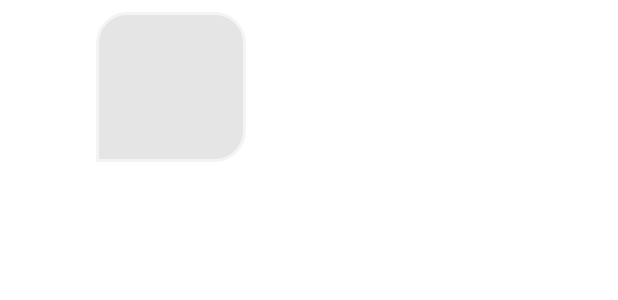
After one commit to Alisashala/BeSammenProjekt, an Android app: the layout item_chat_message_received.xml on its own in the app's theme, with its tools: preview values and no code run, on a phone screen of 412 x 824 dp. The commit adds this screen. Shown: the top 300 px of the screen. Run offline under Robolectric (Android 15) with nearby library versions, the phone set to English and light mode, and no system bars.

Commit message:
#64 --> done. Added a bit more design and functionality

```diff
--- a/app/src/main/java/com/example/besammenprojekt/User/AgeActivity.java
+++ b/app/src/main/java/com/example/besammenprojekt/User/AgeActivity.java
@@ -6,6 +6,7 @@ import android.content.Intent;
 import android.os.Bundle;
 import android.view.View;
 
+import com.example.besammenprojekt.MainActivity;
 import com.example.besammenprojekt.R;
 import com.example.besammenprojekt.Chat.ChatActivity;
 
--- a/app/src/main/res/drawable/background_recieved_message.xml
+++ b/app/src/main/res/drawable/background_recieved_message.xml
@@ -1,13 +1,15 @@
 <?xml version="1.0" encoding="utf-8"?>
 <shape xmlns:android="http://schemas.android.com/apk/res/android"
     android:shape="rectangle">
-    <solid android:color="#566A39" />
+    <solid android:color="#e5e5e5" />
 
     <corners
-        android:topLeftRadius="50dp"
-        android:topRightRadius="50dp"
-        android:bottomRightRadius="50dp" />
-    <size android:height="68sp"
-        android:width="10dp"
-        ></size>
+        android:topLeftRadius="20dp"
+        android:topRightRadius="20dp"
+        android:bottomRightRadius="20dp" />
+    <size android:height="100dp"
+        android:width="100dp"></size>
+    <stroke android:width="2dp"
+        android:color="#F5F4F4" />
+    <padding android:left="2dp" android:top="2dp" android:right="2dp" android:bottom="2dp" />
 </shape>
--- a/app/src/main/res/drawable/chat_input_background.xml
+++ b/app/src/main/res/drawable/chat_input_background.xml
@@ -1,7 +1,8 @@
 <?xml version="1.0" encoding="utf-8"?>
 <shape xmlns:android="http://schemas.android.com/apk/res/android"
     android:shape="rectangle">
-    <solid android:color="#566A39" />
-    <corners android:radius="30dp" />
+    <solid android:color="#9DBA87" />
+    <corners android:radius="20dp" />
+    <stroke android:color="#566A39" android:width="1dp"></stroke>
 
 </shape>
--- a/app/src/main/res/drawable/send_icon.xml
+++ b/app/src/main/res/drawable/send_icon.xml
@@ -1,5 +1,5 @@
 <vector android:autoMirrored="true" android:height="24dp"
-    android:tint="#000000" android:viewportHeight="24"
+    android:tint="#f5f4f4" android:viewportHeight="24"
     android:viewportWidth="24" android:width="24dp" xmlns:android="http://schemas.android.com/apk/res/android">
-    <path android:fillColor="@android:color/white" android:pathData="M2.01,21L23,12 2.01,3 2,10l15,2 -15,2z"/>
+    <path android:fillColor="@android:color/black" android:strokeColor="@color/black" android:pathData="M2.01,21L23,12 2.01,3 2,10l15,2 -15,2z"/>
 </vector>
--- /dev/null
+++ b/app/src/main/res/layout/item_chat_message_received.xml
@@ -0,0 +1,19 @@
+<?xml version="1.0" encoding="utf-8"?>
+<LinearLayout xmlns:android="http://schemas.android.com/apk/res/android"
+    android:layout_width="wrap_content"
+    android:layout_height="wrap_content"
+    android:layout_marginStart="64dp"
+    android:layout_marginEnd="16dp"
+    android:layout_marginTop="8dp"
+    android:layout_marginBottom="8dp"
+    android:background="@drawable/background_recieved_message"
+    android:gravity="start">
+
+    <TextView
+        android:id="@+id/chatMessageTextView"
+        android:layout_width="wrap_content"
+        android:layout_height="wrap_content"
+        android:padding="8dp"
+        android:textColor="@android:color/black" />
+
+</LinearLayout>
--- /dev/null
+++ b/app/src/main/res/values/dimens.xml
@@ -0,0 +1,4 @@
+<?xml version="1.0" encoding="utf-8"?>
+<resources>
+    <dimen name="message_margin_bottom">8dp</dimen>
+</resources>
--- a/app/src/main/res/values/strings.xml
+++ b/app/src/main/res/values/strings.xml
@@ -1,4 +1,5 @@
 <resources>
     <string name="app_name">BeSammenProjekt</string>
     <string name="type">Type ...</string>
+
 </resources>
--- a/app/src/main/res/values/themes.xml
+++ b/app/src/main/res/values/themes.xml
@@ -2,9 +2,9 @@
     <!-- Base application theme. -->
     <style name="Theme.BeSammenProjekt" parent="Theme.MaterialComponents.DayNight.DarkActionBar">
         <!-- Primary brand color. -->
-        <item name="colorPrimary">@color/purple_500</item>
-        <item name="colorPrimaryVariant">@color/purple_700</item>
-        <item name="colorOnPrimary">@color/white</item>
+        <item name="colorPrimary">#8FAC7A</item>
+        <item name="colorPrimaryVariant">#9DBA87</item>
+        <item name="colorOnPrimary">#9DBA87</item>
         <!-- Secondary brand color. -->
         <item name="colorSecondary">@color/teal_200</item>
         <item name="colorSecondaryVariant">@color/teal_700</item>
```
Also changed, not shown: app/src/main/java/com/example/besammenprojekt/Chat/ChatActivity.java (+30 -30 lines), app/src/main/res/drawable/background_sent_message.xml (+8 -5 lines), app/src/main/res/layout/activity_chat.xml (+42 -37 lines), app/src/main/res/layout/color_messages.xml (added, +13 -0 lines), app/src/main/res/layout/item_chat_message_sent.xml (added, +19 -0 lines), 1 other file.
